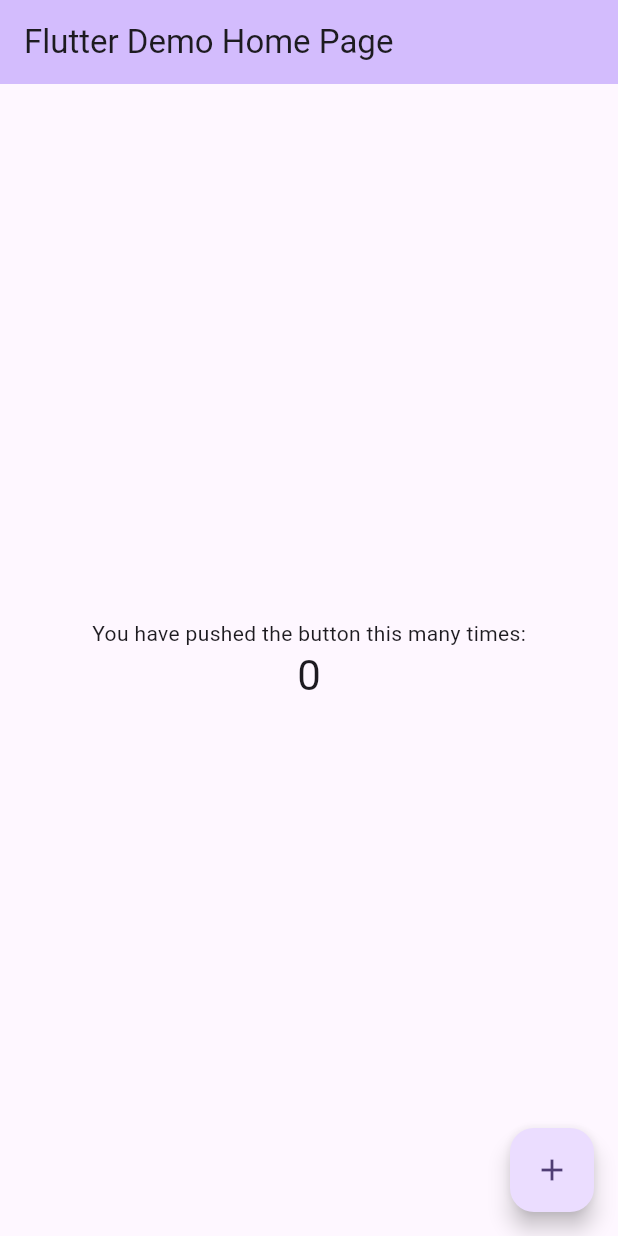
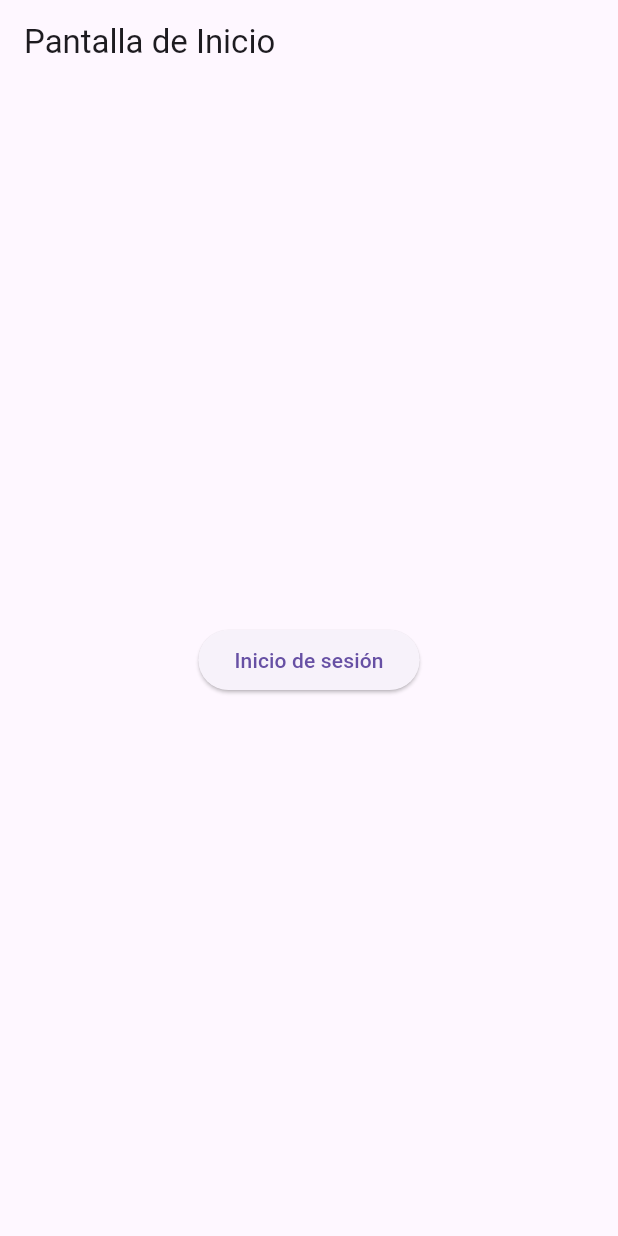
Before and after one commit to Destrabe/Login-En-Flutter, a Flutter app: the screen it shows after launch, on a phone screen of 412 x 824 dp. Run offline on Flutter 3.47's test engine with Material 3 defaults, Android fonts, the phone set to English and light mode, and no system bars; our stand-ins replace google_nav_bar.

Commit message:
inicioDeSesionYinterfazPrincipal

```diff
--- a/lib/main.dart
+++ b/lib/main.dart
@@ -1,125 +1,44 @@
+
+import 'package:app/HomePage.dart';
 import 'package:flutter/material.dart';
 
 void main() {
-  runApp(const MyApp());
+  runApp( MyApp());
 }
 
 class MyApp extends StatelessWidget {
-  const MyApp({super.key});
-
-  // This widget is the root of your application.
   @override
   Widget build(BuildContext context) {
     return MaterialApp(
-      title: 'Flutter Demo',
+      title: 'App de Inicio de Sesión',
       theme: ThemeData(
-        // This is the theme of your application.
-        //
-        // TRY THIS: Try running your application with "flutter run". You'll see
-        // the application has a purple toolbar. Then, without quitting the app,
-        // try changing the seedColor in the colorScheme below to Colors.green
-        // and then invoke "hot reload" (save your changes or press the "hot
-        // reload" button in a Flutter-supported IDE, or press "r" if you used
-        // the command line to start the app).
-        //
-        // Notice that the counter didn't reset back to zero; the application
-        // state is not lost during the reload. To reset the state, use hot
-        // restart instead.
-        //
-        // This works for code too, not just values: Most code changes can be
-        // tested with just a hot reload.
-        colorScheme: ColorScheme.fromSeed(seedColor: Colors.deepPurple),
-        useMaterial3: true,
+        primarySwatch: Colors.blue,
       ),
-      home: const MyHomePage(title: 'Flutter Demo Home Page'),
+      debugShowCheckedModeBanner: false,
+      home: HomePage(),
     );
   }
 }
 
-class MyHomePage extends StatefulWidget {
-  const MyHomePage({super.key, required this.title});
 
-  // This widget is the home page of your application. It is stateful, meaning
-  // that it has a State object (defined below) that contains fields that affect
-  // how it looks.
-
-  // This class is the configuration for the state. It holds the values (in this
-  // case the title) provided by the parent (in this case the App widget) and
-  // used by the build method of the State. Fields in a Widget subclass are
-  // always marked "final".
-
-  final String title;
-
-  @override
-  State<MyHomePage> createState() => _MyHomePageState();
-}
-
-class _MyHomePageState extends State<MyHomePage> {
-  int _counter = 0;
-
-  void _incrementCounter() {
-    setState(() {
-      // This call to setState tells the Flutter framework that something has
-      // changed in this State, which causes it to rerun the build method below
-      // so that the display can reflect the updated values. If we changed
-      // _counter without calling setState(), then the build method would not be
-      // called again, and so nothing would appear to happen.
-      _counter++;
-    });
-  }
-
+class HomePage extends StatelessWidget {
   @override
   Widget build(BuildContext context) {
-    // This method is rerun every time setState is called, for instance as done
-    // by the _incrementCounter method above.
-    //
-    // The Flutter framework has been optimized to make rerunning build methods
-    // fast, so that you can just rebuild anything that needs updating rather
-    // than having to individually change instances of widgets.
     return Scaffold(
       appBar: AppBar(
-        // TRY THIS: Try changing the color here to a specific color (to
-        // Colors.amber, perhaps?) and trigger a hot reload to see the AppBar
-        // change color while the other colors stay the same.
-        backgroundColor: Theme.of(context).colorScheme.inversePrimary,
-        // Here we take the value from the MyHomePage object that was created by
-        // the App.build method, and use it to set our appbar title.
-        title: Text(widget.title),
+        title: Text('Pantalla de Inicio'),
       ),
       body: Center(
-        // Center is a layout widget. It takes a single child and positions it
-        // in the middle of the parent.
-        child: Column(
-          // Column is also a layout widget. It takes a list of children and
-          // arranges them vertically. By default, it sizes itself to fit its
-          // children horizontally, and tries to be as tall as its parent.
-          //
-          // Column has various properties to control how it sizes itself and
-          // how it positions its children. Here we use mainAxisAlignment to
-          // center the children vertically; the main axis here is the vertical
-          // axis because Columns are vertical (the cross axis would be
-          // horizontal).
-          //
-          // TRY THIS: Invoke "debug painting" (choose the "Toggle Debug Paint"
-          // action in the IDE, or press "p" in the console), to see the
-          // wireframe for each widget.
-          mainAxisAlignment: MainAxisAlignment.center,
-          children: <Widget>[
-            const Text(
-              'You have pushed the button this many times:',
-            ),
-            Text(
-              '$_counter',
-              style: Theme.of(context).textTheme.headlineMedium,
-            ),
-          ],
+        child: ElevatedButton(
+          onPressed: () {
+            Navigator.push(
+              context,
+              MaterialPageRoute(builder: (context)=> Homepage()),
+              );
+          },
+          child: Text('Inicio de sesión'),
         ),
       ),
-      floatingActionButton: FloatingActionButton(
-        onPressed: _incrementCounter,
-        tooltip: 'Increment',
-        child: const Icon(Icons.add),
-      ), // This trailing comma makes auto-formatting nicer for build methods.
     );
   }
 }
--- a/pubspec.yaml
+++ b/pubspec.yaml
@@ -35,6 +35,7 @@ dependencies:
   # The following adds the Cupertino Icons font to your application.
   # Use with the CupertinoIcons class for iOS style icons.
   cupertino_icons: ^1.0.8
+  google_nav_bar: ^5.0.7
 
 dev_dependencies:
   flutter_test:
```
Also changed, not shown: lib/Homepage.dart (added, +65 -0 lines), pubspec.lock, 2 other files.
